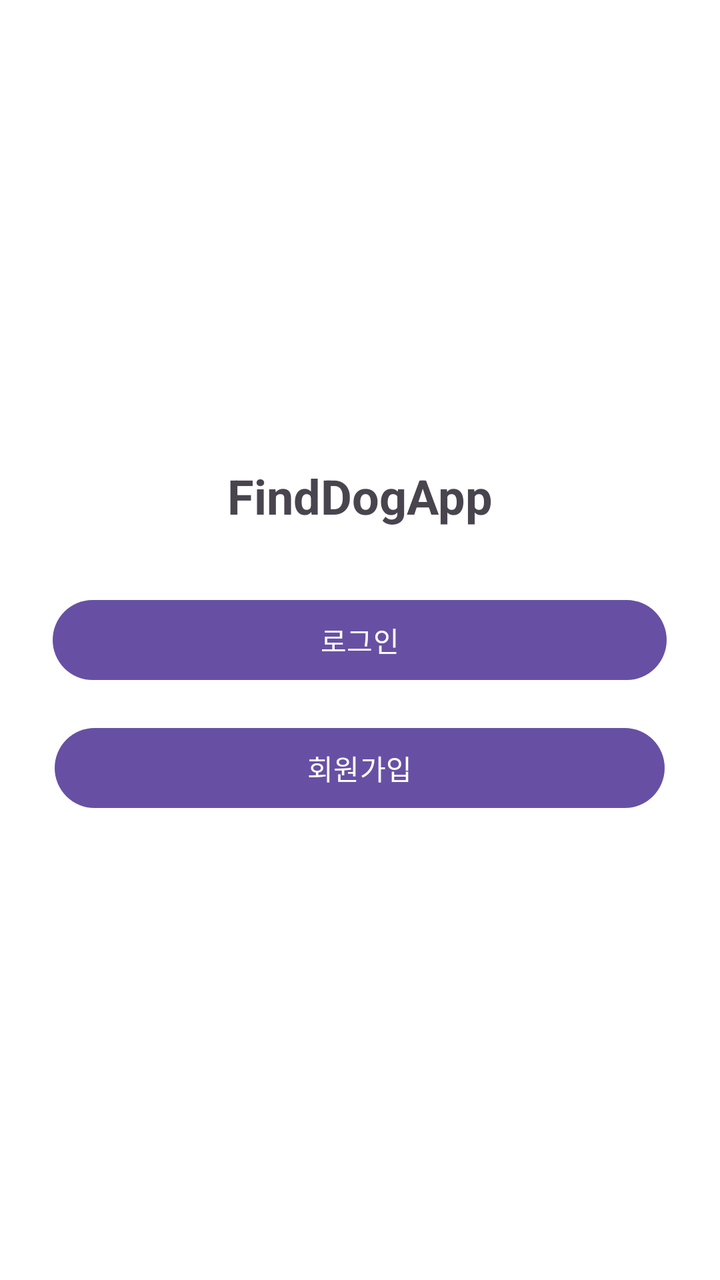
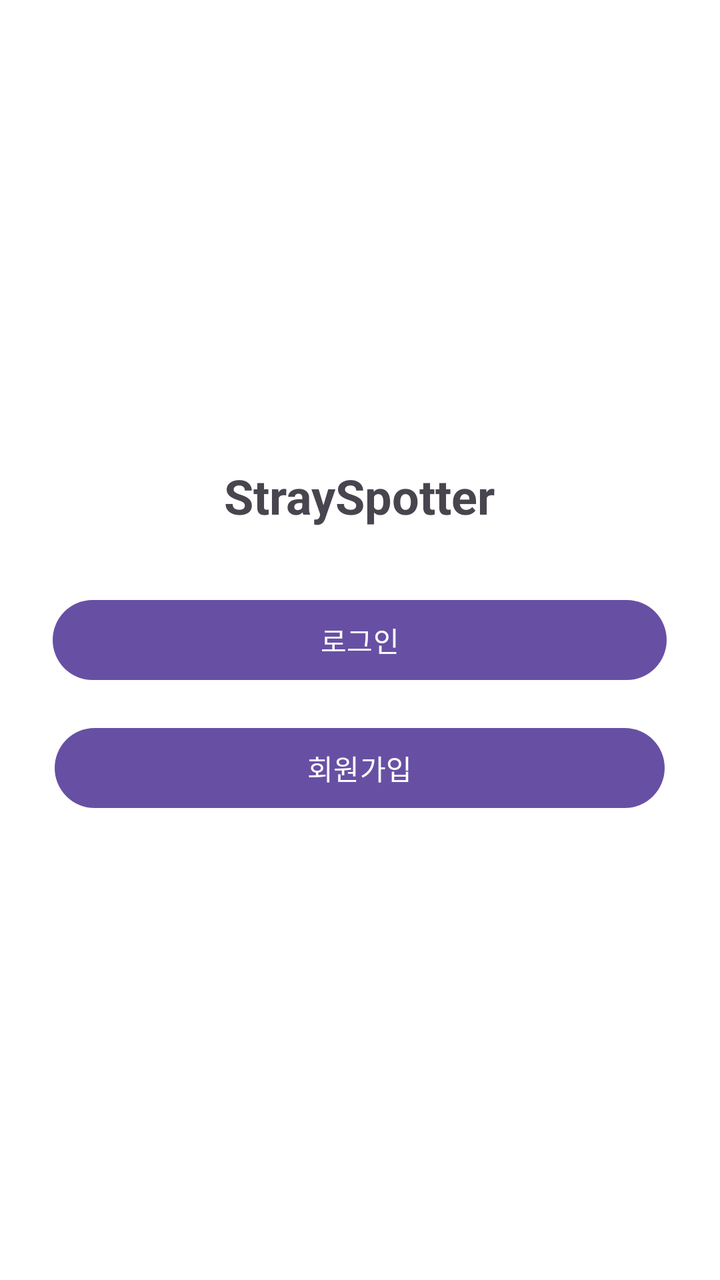

Before-and-after screenshots of an Android layout around one commit, followed by the original layout XML and the change that was made.
<!-- AndroidManifest.xml: application theme Theme.FindDogApp -->
<!-- res/layout/activity_main.xml -->
<?xml version="1.0" encoding="utf-8"?>
<LinearLayout xmlns:android="http://schemas.android.com/apk/res/android"
    android:id="@+id/main"
    android:layout_width="match_parent"
    android:layout_height="match_parent"
    android:orientation="vertical"
    android:padding="24dp"
    android:gravity="center"
    android:background="#FFFFFF">

    <TextView
        android:layout_width="wrap_content"
        android:layout_height="wrap_content"
        android:text="FindDogApp"
        android:textSize="24sp"
        android:textStyle="bold"
        android:layout_marginBottom="32dp" />

    <Button
        android:id="@+id/btnLogin"
        android:layout_width="307dp"
        android:layout_height="wrap_content"
        android:layout_marginBottom="16dp"
        android:text="로그인" />

    <Button
        android:id="@+id/btnSignUp"
        android:layout_width="305dp"
        android:layout_height="wrap_content"
        android:text="회원가입" />
</LinearLayout>
<!-- resources referenced by this layout -->
<resources>
  <style name="Theme.FindDogApp" parent="Base.Theme.FindDogApp" />
  <style name="Base.Theme.FindDogApp" parent="Theme.Material3.DayNight.NoActionBar">
          
          
      </style>
</resources>

<!-- the commit's change to res/layout/activity_main.xml (unified diff, before → after) -->
@@ -11,7 +11,7 @@
     <TextView
         android:layout_width="wrap_content"
         android:layout_height="wrap_content"
-        android:text="FindDogApp"
+        android:text="StraySpotter"
         android:textSize="24sp"
         android:textStyle="bold"
         android:layout_marginBottom="32dp" />
